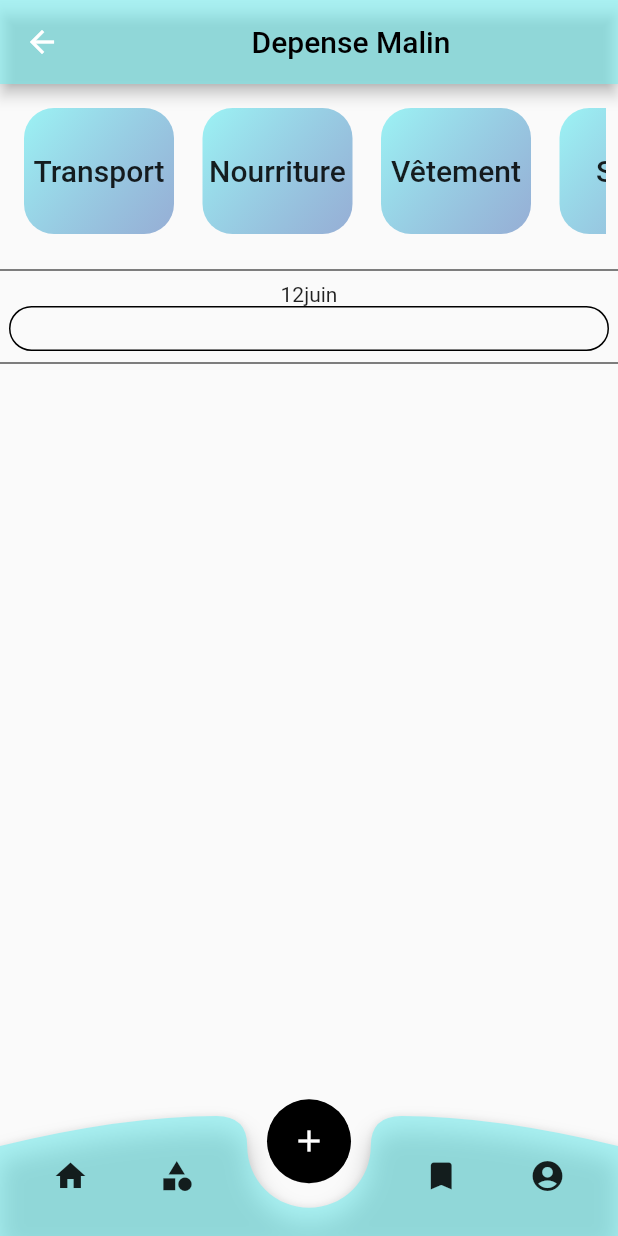
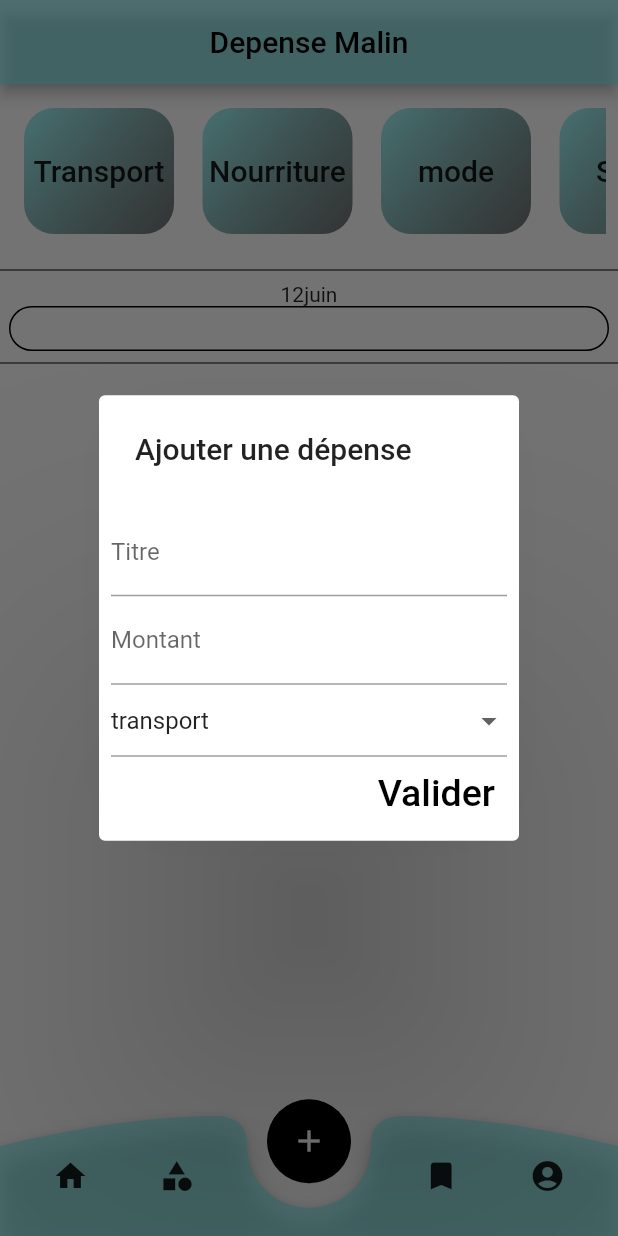
Before and after one commit to Sam-diom/Depense-malin, a Flutter app: the screen it shows after launch, after a tap on the "add" icon, on a phone screen of 412 x 824 dp. Run offline on Flutter 3.47's test engine with Material 2 defaults, Android fonts, the light colour scheme and no system bars.

Commit message:
23juin: pageAccueil

```diff
--- a/lib/bottomNav_bar.dart
+++ b/lib/bottomNav_bar.dart
@@ -1,4 +1,3 @@
-import 'package:depense_malin/add_depense.dart';
 import 'package:depense_malin/color.dart';
 import 'package:flutter/material.dart';
 
@@ -7,20 +6,63 @@ class Bottom_Nav_Bar extends StatelessWidget {
 
   const Bottom_Nav_Bar({super.key});
 
-  void _shownavbar(BuildContext ctx){
-     showBottomSheet(
-      context: ctx,
-      builder: (_){
-         return GestureDetector(
-          onTap: (){},
-          child: Container(
-            height: 500,
-            // child: AddDepense(),
-          ),
-         );
-     }
+  void _dialogue(BuildContext context){
+     showDialog(
+      context: context,
+      builder: (BuildContext context){
+        return  AlertDialog(
+          elevation: 100,
+          actions: [
+             const TextField(
+                decoration: InputDecoration(
+                  labelText: 'Titre',
+                ),
+              ),
+               const TextField(
+                decoration: InputDecoration(
+                  labelText: 'Montant',
+                ),
+              ),
+             DropdownButtonFormField(
+
+              items: [
+                DropdownMenuItem(
+                  child: Text('transport')
+                  ),
+              ],
+              onChanged: (value){
+              }
+              ),
+              TextButton(
+                onPressed:(){},
+                child: Text(
+                  'Valider',
+                  style: TextStyle(color: noir, fontSize: 25 ),)
+                )
+
+          ],
+          title: Text('Ajouter une dépense'),
+
+        );
+
+      }
       );
   }
+
+  // void _shownavbar(BuildContext ctx){
+  //    showBottomSheet(
+  //     context: ctx,
+  //     builder: (_){
+  //        return GestureDetector(
+  //         onTap: (){},
+  //         child: Container(
+  //           height: 500,
+  //           // child: AddDepense(),
+  //         ),
+  //        );
+  //    }
+  //     );
+  // }
 
   @override
   Widget build(BuildContext context) {
@@ -37,7 +79,7 @@ class Bottom_Nav_Bar extends StatelessWidget {
                         Center(
                           heightFactor: 0.6,
                           child: FloatingActionButton(
-                            onPressed:() => _shownavbar(context),
+                            onPressed:() => _dialogue(context),
                             backgroundColor: noir,
                             child: Icon(Icons.add, color: blanc,),
                             elevation: 0.1,
--- a/lib/categorie-item.dart
+++ /dev/null
@@ -1,49 +0,0 @@
-import 'package:depense_malin/color.dart';
-import 'package:flutter/material.dart';
-
-class CategorieItem extends StatelessWidget {
-  final double width;
-  final double height;
-  final String text;
-
-
- CategorieItem({super.key, required this.width, required this.height, required this.text});
-
-  @override
-  Widget build(BuildContext context) {
-    return Padding(
-      padding: const EdgeInsets.all(8.0),
-      child: InkWell(
-                  onTap: (){},
-                  child: Container(
-                    // padding: EdgeInsets.all(8),
-                    width: width,
-                    height: height,
-                          child: Center(
-                            child: Text(
-                                text,
-                                style: Theme.of(context).textTheme.titleLarge,
-                                ),
-                          ),
-                          decoration: BoxDecoration(
-                            borderRadius: BorderRadius.circular(20),
-                             gradient: LinearGradient(
-                                colors: [
-                                  primaire.withOpacity(0.7),
-                                  Color.fromARGB(146, 76, 118, 186),
-                                ],
-                                begin: Alignment.topLeft,
-                                end: Alignment.bottomRight
-                                ),
-                          ),
-                          ),
-
-
-                      ),
-    );
-
-
-
-          }
-
-  }
--- a/lib/main.dart
+++ b/lib/main.dart
@@ -1,9 +1,8 @@
 // main.dart
-import 'package:depense_malin/add_depense.dart';
-import 'package:depense_malin/bottomNav_bar.dart';
-import 'package:depense_malin/categorie-item.dart';
 import 'package:depense_malin/color.dart';
 import 'package:flutter/material.dart';
+
+import 'main1.dart';
 
 void main() {
   runApp(const MyApp());
@@ -25,72 +24,3 @@ class MyApp extends StatelessWidget {
     );
   }
 }
-
-class HomePage extends StatefulWidget {
-  HomePage({Key? key}) : super(key: key);
-
-  @override
-  State<HomePage> createState() => _HomePageState();
-}
-
-class _HomePageState extends State<HomePage> {
-  final List _categorie = [
-    'Transport',
-    'Nourriture',
-    'Vêtement',
-    'Santé',
-    'Loyer',
-    'Electricité',
-  ];
-
-  @override
-  Widget build(BuildContext context) {
-    return Scaffold(
-      appBar: AppBar(
-        title: Center(child: Text('Depense Malin', style: TextStyle(color: Colors.black),)),
-        backgroundColor: primaire,
-      ),
-    body: Column(
-      children: [
-           Padding(
-             padding: const EdgeInsets.all(8.0),
-             child: SizedBox(
-              width: MediaQuery.of(context).size.width,
-              height: 100,
-               child: ListView.separated(
-                scrollDirection: Axis.horizontal,
-                itemCount: 6,
-                itemBuilder: (context, index){
-                  return CategorieItem(width:100, height: 40, text: '${_categorie[index]}',);
-                },
-                separatorBuilder: (context, index) {
-                  return SizedBox(width: 3,);
-                },
-           ),
-             ),
-           ),
-            Divider(color: noir,),
-           Text("12juin"),
-           Container(
-            width: 400,
-            height: 30,
-            decoration: BoxDecoration(
-             border: Border.all(
-              color: noir
-             ),
-             borderRadius: BorderRadius.circular(20)
-            ),
-           ),
-           Divider(color: noir,),
-
-          AddDepense()
-
-      ],
-    ),
-
-
-    bottomNavigationBar: Bottom_Nav_Bar(),
-
-    );
-  }
-}
--- /dev/null
+++ b/lib/main1.dart
@@ -0,0 +1,98 @@
+
+
+import 'package:flutter/material.dart';
+
+import 'widget/ListDeDepense.dart';
+import 'bottomNav_bar.dart';
+import 'model/depense.dart';
+import 'screen/categorie-item_screen.dart';
+import 'color.dart';
+
+class HomePage extends StatefulWidget {
+  HomePage({Key? key}) : super(key: key);
+
+  @override
+  State<HomePage> createState() => _HomePageState();
+}
+
+class _HomePageState extends State<HomePage> {
+  final List _categorie = [
+    'Transport',
+    'Nourriture',
+    'mode',
+    'Santé',
+    'Loyer',
+    'Electricité',
+  ];
+
+  List<Depense> mesDepense = [];
+  List<Depense> _userDepense = [
+    Depense(titre: 'chaussure', montant: 20000.0, categorie: 'mode')
+  ];
+
+
+  void ajouterDepense(String title, double motant, String category){
+    final addDep= Depense(
+      titre: title,
+      montant: motant,
+      categorie: category,
+      );
+      setState(() {
+        _userDepense.add(addDep);
+
+      });
+  }
+
+  @override
+  Widget build(BuildContext context) {
+    return Scaffold(
+      appBar: AppBar(
+        title: Center(child: Text('Depense Malin', style: TextStyle(color: Colors.black),)),
+        backgroundColor: primaire,
+      ),
+    body: SingleChildScrollView(
+      child: Column(
+        children: [
+             Padding(
+               padding: const EdgeInsets.all(8.0),
+               child: SizedBox(
+                width: MediaQuery.of(context).size.width,
+                height: 100,
+                 child: ListView.separated(
+                  scrollDirection: Axis.horizontal,
+                  itemCount: 6,
+                  itemBuilder: (context, index){
+                    return CategorieItem(width:100, height: 40, text: '${_categorie[index]}',);
+                  },
+                  separatorBuilder: (context, index) {
+                    return SizedBox(width: 3,);
+                  },
+             ),
+               ),
+             ),
+              Divider(color: noir,),
+             Text("12juin"),
+             Container(
+              width: 400,
+              height: 30,
+              decoration: BoxDecoration(
+               border: Border.all(
+                color: noir
+               ),
+               borderRadius: BorderRadius.circular(20)
+              ),
+             ),
+             Divider(color: noir,),
+
+            ListDepense(mesDepense)
+
+        ],
+      ),
+    ),
+
+
+    bottomNavigationBar: Bottom_Nav_Bar(),
+
+    );
+  }
+}
--- /dev/null
+++ b/lib/model/depense.dart
@@ -0,0 +1,8 @@
+class Depense {
+  final String titre;
+  final double montant;
+  final String categorie;
+
+  Depense( {required this.titre, required this.montant, required this.categorie,});
+
+}
--- /dev/null
+++ b/lib/screen/categorie-item_screen.dart
@@ -0,0 +1,48 @@
+import 'package:depense_malin/color.dart';
+import 'package:flutter/material.dart';
+
+class CategorieItem extends StatelessWidget {
+  final double width;
+  final double height;
+  final String text;
+
+
+ CategorieItem({super.key, required this.width, required this.height, required this.text});
+
+  @override
+  Widget build(BuildContext context) {
+    return Padding(
+      padding: const EdgeInsets.all(8.0),
+      child: InkWell(
+          onTap: (){},
+          child: Container(
+              width: width,
+              height: height,
+              decoration: BoxDecoration(
+                  borderRadius: BorderRadius.circular(20),
+                  gradient: LinearGradient(
+                      colors: [
+                          primaire.withOpacity(0.7),
+                         Color.fromARGB(146, 10, 11, 11),
+                       ],
+                      begin: Alignment.topLeft,
+                      end: Alignment.bottomRight
+                    ),
+              ),
+              child:  Center(
+                 child: Text(
+                        text,
+                        style: Theme.of(context).textTheme.titleLarge,
+                      ),
+                    ),
+                ),
+
+
+                      ),
+    );
+
+
+
+          }
+
+  }
--- a/lib/add_depense.dart
+++ b/lib/widget/ListDeDepense.dart
@@ -1,27 +1,26 @@
 import 'package:flutter/material.dart';
 
-class AddDepense extends StatefulWidget {
-  const AddDepense({super.key});
+import '../model/depense.dart';
 
-  @override
-  State<AddDepense> createState() => _AddDepenseState();
-}
+class ListDepense extends StatelessWidget {
 
-class _AddDepenseState extends State<AddDepense> {
+   ListDepense(this.mesDepense);
+     final List<Depense> mesDepense;
+
   @override
   Widget build(BuildContext context) {
     return  Container(
              width: 400,
              height: 300,
              child: ListView.builder(
-              itemCount: 1,
+              itemCount: mesDepense.length,
               itemBuilder: (context, index){
                 return Card(
                   elevation: 4,
                   child: ListTile(
-                 onTap: (){},
-                 title: Text('Achat de chaussure'),
-                 subtitle: Text('24000fr'),
+                 leading: Text('${mesDepense[index].montant}Fr'),
+                 title: Text(mesDepense[index].titre),
+                 subtitle: Text(mesDepense[index].categorie),
                  trailing: Icon(Icons.delete, color: Colors.red,),
                ),
               );
```
